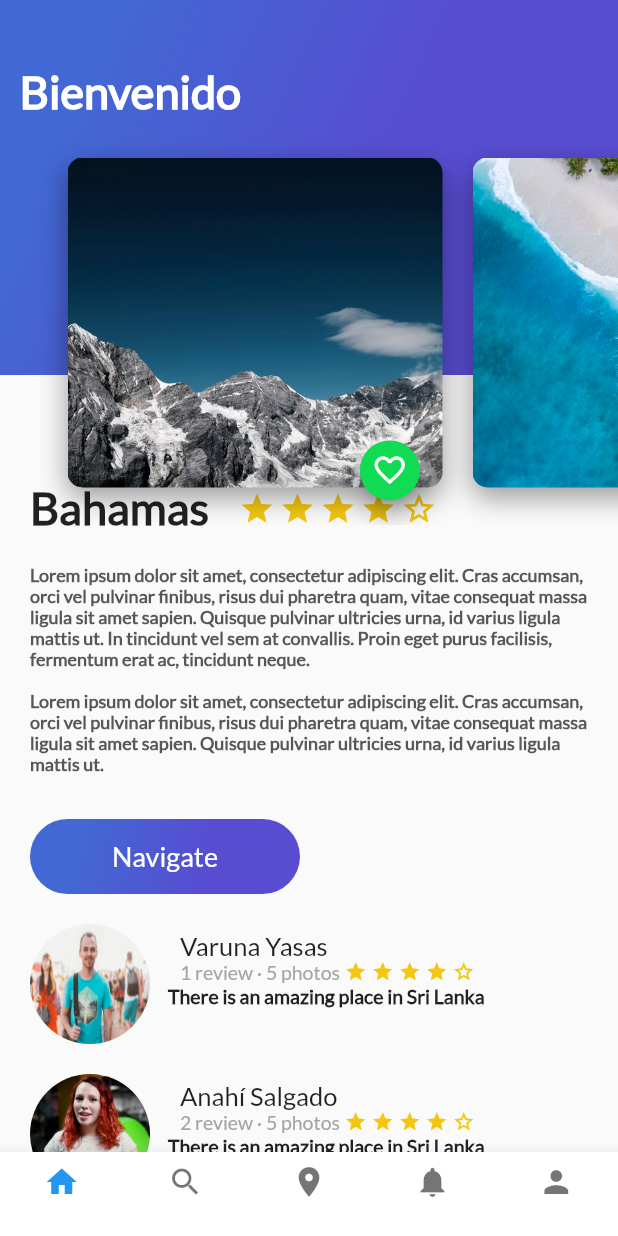
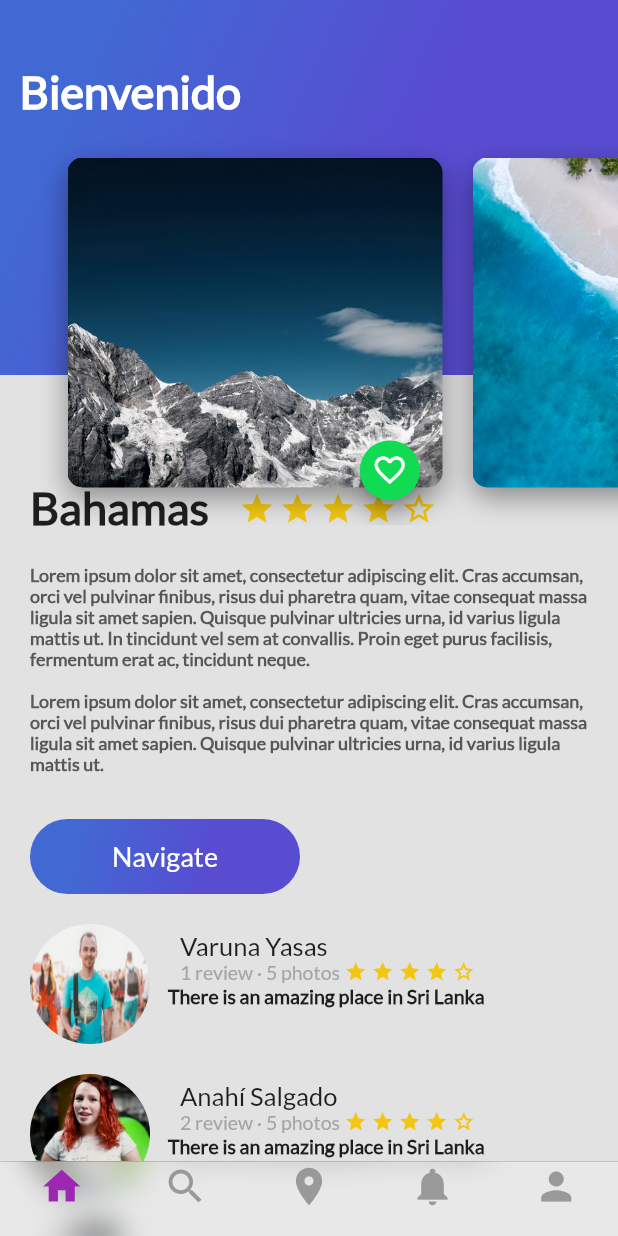
Before and after one commit to ericgomez/platzi_trips_app_complete, a Flutter app: the screen it shows after launch, on a phone screen of 412 x 824 dp. Run offline on Flutter 3.47's test engine with Material 2 defaults, Android fonts, the phone set to English and light mode, and no system bars.

Commit message:
Personalizando nuestro BottomNavigation Bar a Cupertino iOS BottomBar

```diff
--- a/lib/main.dart
+++ b/lib/main.dart
@@ -1,6 +1,7 @@
 import 'package:flutter/material.dart';
 import 'package:flutter/services.dart';
 import 'platzi_trips.dart';
+import 'platzi_trips_cupertino.dart';
 
 void main() {
   //SystemChrome vuelve la barra de estado transparente en Android para que no tenga un color diferente
@@ -21,11 +22,12 @@ class MyApp extends StatelessWidget {
       title: 'Flutter App',
       theme: ThemeData(
 
-        primarySwatch: Colors.blue,
+        primarySwatch: Colors.purple,//Color primario de la aplicacion
 
         visualDensity: VisualDensity.adaptivePlatformDensity,
       ),
-      home: PlatziTrips()//Mandamos llamar el metodo de la clase platzi_trips que contiene el bottomNavigationBar
+      //home: PlatziTrips()//Mandamos llamar el metodo de la clase platzi_trips que contiene el bottomNavigationBar estilo Clasico para Android
+      home: PlatziTripsCupertino()//Mandamos llamar el metodo de la clase platzi_trips que contiene el bottomNavigationBar Cupertino iOS para Mac
       );//MyHomePage(title: 'Flutter Demo Home Page'),
   }
 }
--- /dev/null
+++ b/lib/platzi_trips_cupertino.dart
@@ -0,0 +1,82 @@
+import 'package:flutter/material.dart';
+import 'package:flutter/cupertino.dart';
+import 'home_trips.dart';
+import 'search_trips.dart';
+import 'map_trips.dart';
+import 'notification_trips.dart';
+import 'profile_trips.dart';
+
+class PlatziTripsCupertino extends StatelessWidget {
+  @override
+  Widget build(BuildContext context) {
+    // TODO: implement build
+    return Scaffold(
+      bottomNavigationBar: CupertinoTabScaffold(
+        tabBar: CupertinoTabBar(
+            backgroundColor: Colors.white.withAlpha(50),//Color desvanecido en CupertinoTabScaffold
+            items: [
+              /*BottomNavigationBarItem(
+                  icon: Icon(Icons.home, color: Colors.indigo), //Ejemplo con color definido
+                  title: Text("")
+              ),*/
+              BottomNavigationBarItem(
+                  icon: Icon(Icons.home),
+                  title: Text("")
+              ),
+              BottomNavigationBarItem(
+                  icon: Icon(Icons.search),
+                  title: Text("")
+              ),
+              BottomNavigationBarItem(
+                  icon: Icon(Icons.place),
+                  title: Text("")
+              ),
+              BottomNavigationBarItem(
+                  icon: Icon(Icons.notifications),
+                  title: Text("")
+              ),
+              BottomNavigationBarItem(
+                  icon: Icon(Icons.person),
+                  title: Text("")
+              ),
+            ]
+        ),
+
+        // ignore: missing_return
+        tabBuilder: (BuildContext context, int index) {
+          switch (index) {
+            case 0:
+              return CupertinoTabView(
+                builder: (BuildContext context) => HomeTrips(),
+              );
+              break;
+            // ignore: missing_return
+            case 1:
+              return CupertinoTabView(
+                builder: (BuildContext context) => SearchTrips(),
+              );
+              break;
+            case 2:
+              return CupertinoTabView(
+                builder: (BuildContext context) => MapTrips(),
+              );
+              break;
+            case 3:
+              return CupertinoTabView(
+                builder: (BuildContext context) => NotificationTrips(),
+              );
+              break;
+            case 4:
+              return CupertinoTabView(
+                builder: (BuildContext context) => ProfileTrips(),
+              );
+              break;
+
+          }
+
+        },
+      ),
+    );
+  }
+
+}
```
